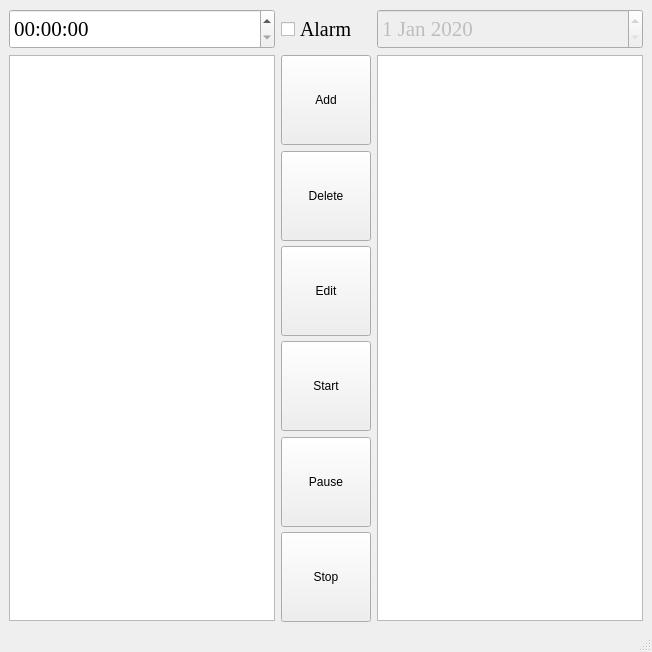
Old version of the form OOP/Lab_2/mainwindow.ui in the repository antl-m/3rd_semester.
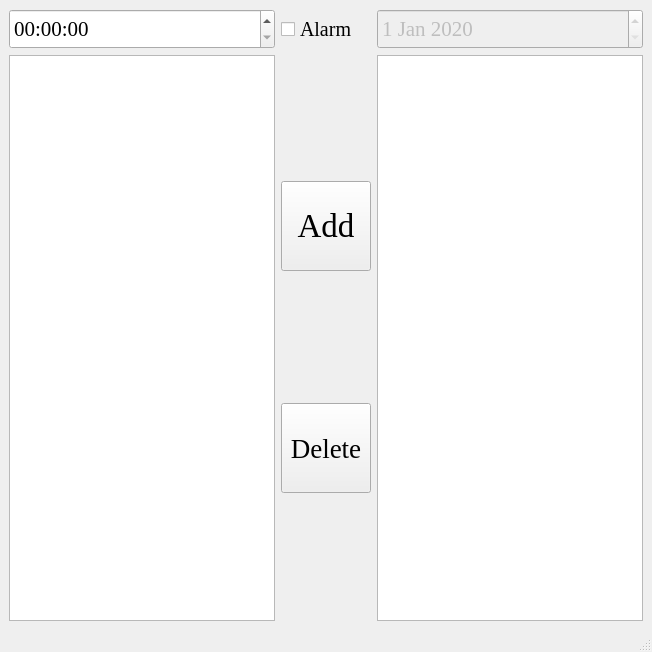
New version of the form.

```diff
--- a/OOP/Lab_2/mainwindow.ui
+++ b/OOP/Lab_2/mainwindow.ui
@@ -45,6 +45,12 @@
             <height>0</height>
            </size>
           </property>
+          <property name="font">
+           <font>
+            <family>Times New Roman</family>
+            <pointsize>25</pointsize>
+           </font>
+          </property>
           <property name="autoFillBackground">
            <bool>false</bool>
           </property>
@@ -82,75 +88,17 @@
             <height>90</height>
            </size>
           </property>
+          <property name="font">
+           <font>
+            <family>Times New Roman</family>
+            <pointsize>20</pointsize>
+           </font>
+          </property>
           <property name="text">
            <string>Delete</string>
           </property>
          </widget>
         </item>
-        <item>
-         <widget class="QPushButton" name="EditButton">
-          <property name="sizePolicy">
-           <sizepolicy hsizetype="Minimum" vsizetype="Fixed">
-            <horstretch>0</horstretch>
-            <verstretch>0</verstretch>
-           </sizepolicy>
-          </property>
-          <property name="minimumSize">
-           <size>
-            <width>90</width>
-            <height>90</height>
-           </size>
-          </property>
-          <property name="text">
-           <string>Edit</string>
-          </property>
-         </widget>
-        </item>
-        <item>
-         <widget class="QPushButton" name="StartButton">
-          <property name="sizePolicy">
-           <sizepolicy hsizetype="Minimum" vsizetype="Fixed">
-            <horstretch>0</horstretch>
-            <verstretch>0</verstretch>
-           </sizepolicy>
-          </property>
-          <property name="minimumSize">
-           <size>
-            <width>90</width>
-            <height>90</height>
-           </size>
-          </property>
-          <property name="text">
-           <string>Start</string>
-          </property>
-         </widget>
-        </item>
-        <item>
-         <widget class="QPushButton" name="PauseButton">
-          <property name="minimumSize">
-           <size>
-            <width>90</width>
-            <height>90</height>
-           </size>
-          </property>
-          <property name="text">
-           <string>Pause</string>
-          </property>
-         </widget>
-        </item>
-        <item>
-         <widget class="QPushButton" name="StopButton">
-          <property name="minimumSize">
-           <size>
-            <width>90</width>
-            <height>90</height>
-           </size>
-          </property>
-          <property name="text">
-           <string>Stop</string>
-          </property>
-         </widget>
-        </item>
        </layout>
       </item>
       <item row="0" column="1">
```
